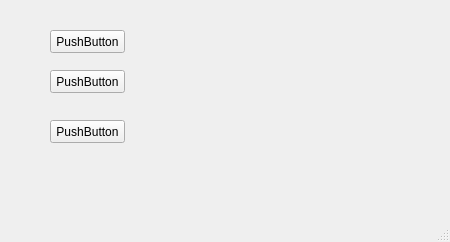
Old version of the form mainwindow.ui in the repository Krasherr/Graphs.
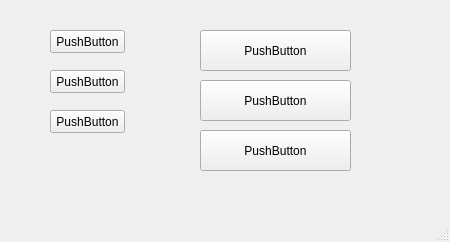
New version of the form.

Commit message: poprawki poprawki

What changed in the file:
```diff
--- a/mainwindow.ui
+++ b/mainwindow.ui
@@ -44,7 +44,7 @@
     <property name="geometry">
      <rect>
       <x>50</x>
-      <y>120</y>
+      <y>110</y>
       <width>75</width>
       <height>23</height>
      </rect>
@@ -53,6 +53,45 @@
      <string>PushButton</string>
     </property>
    </widget>
+   <widget class="QPushButton" name="pushButton_4">
+    <property name="geometry">
+     <rect>
+      <x>200</x>
+      <y>30</y>
+      <width>151</width>
+      <height>41</height>
+     </rect>
+    </property>
+    <property name="text">
+     <string>PushButton</string>
+    </property>
+   </widget>
+   <widget class="QPushButton" name="pushButton_5">
+    <property name="geometry">
+     <rect>
+      <x>200</x>
+      <y>80</y>
+      <width>151</width>
+      <height>41</height>
+     </rect>
+    </property>
+    <property name="text">
+     <string>PushButton</string>
+    </property>
+   </widget>
+   <widget class="QPushButton" name="pushButton_6">
+    <property name="geometry">
+     <rect>
+      <x>200</x>
+      <y>130</y>
+      <width>151</width>
+      <height>41</height>
+     </rect>
+    </property>
+    <property name="text">
+     <string>PushButton</string>
+    </property>
+   </widget>
   </widget>
   <widget class="QMenuBar" name="menuBar">
    <property name="geometry">
```
The commit also changes 2 other files.
